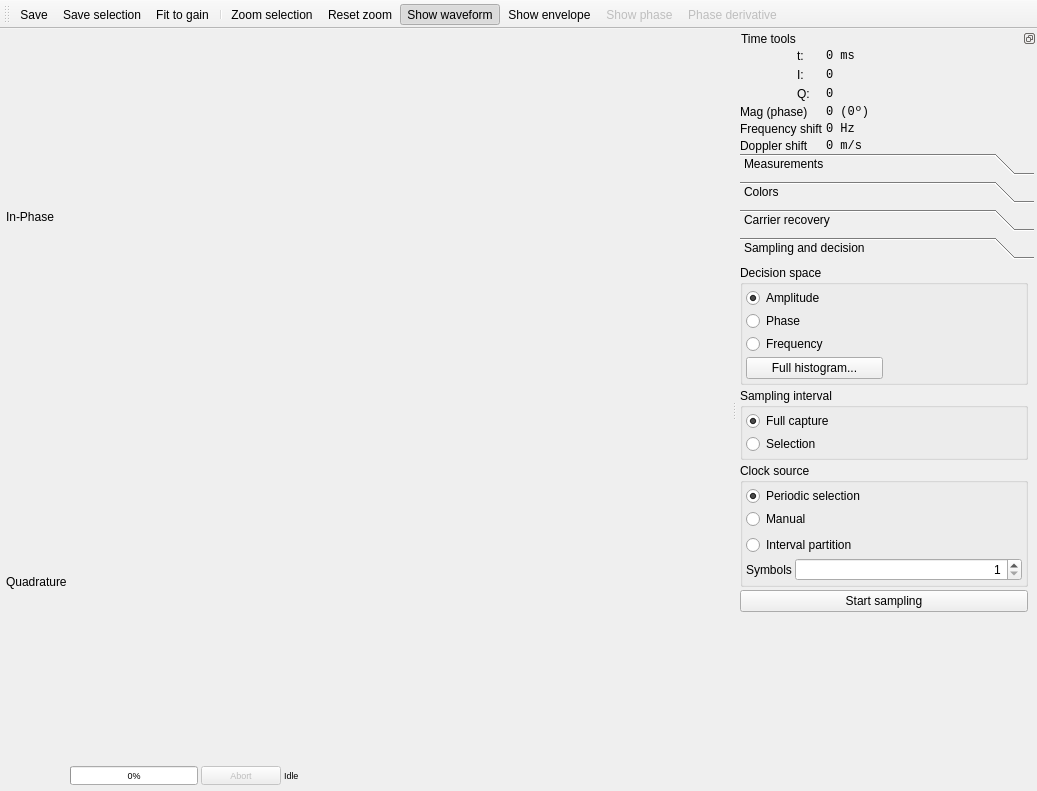
BatchDrake/SigDigger, file ui/TimeWindow.ui: the form before one commit.
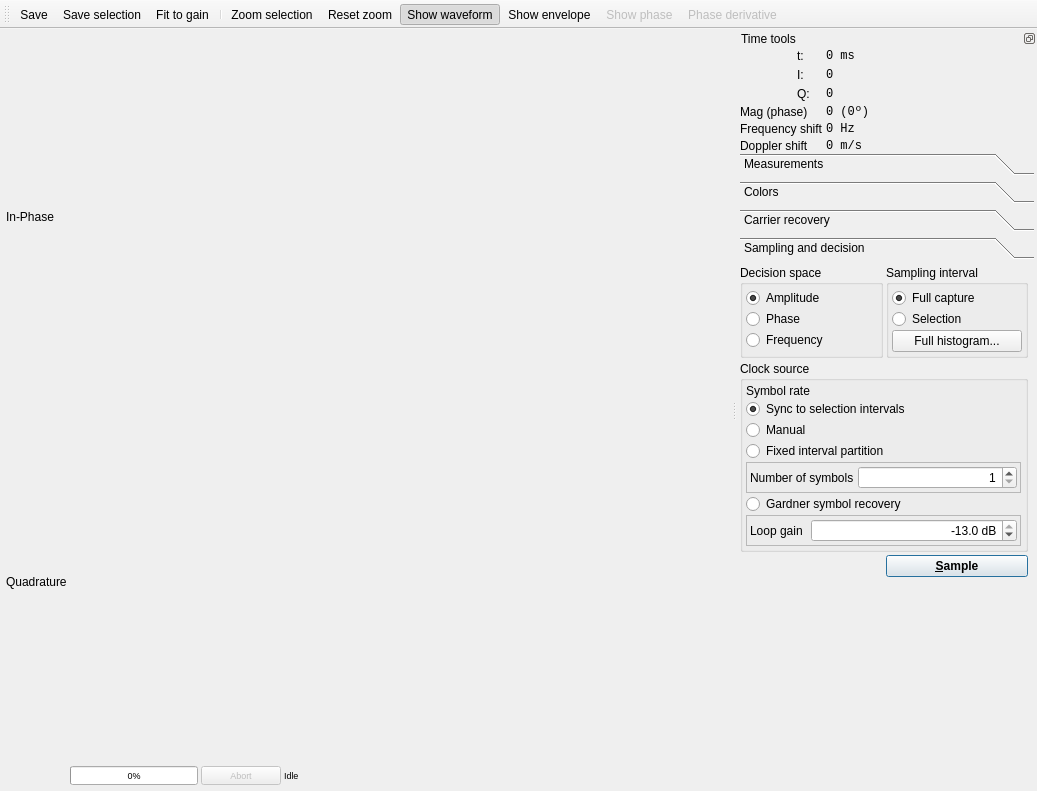
The form after the commit. The open tabs and pages were chosen to show the change. Icons and pictures are not drawn. Custom widgets are drawn as their Qt base class.

Commit message: Implement Gardner clock recovery

The edit to the form file:
```diff
--- a/ui/TimeWindow.ui
+++ b/ui/TimeWindow.ui
@@ -1557,6 +1557,296 @@
              <property name="spacing">
               <number>3</number>
              </property>
+             <item row="2" column="0" colspan="2">
+              <widget class="QGroupBox" name="groupBox_4">
+               <property name="title">
+                <string>Clock source</string>
+               </property>
+               <layout class="QGridLayout" name="gridLayout_12">
+                <property name="leftMargin">
+                 <number>3</number>
+                </property>
+                <property name="topMargin">
+                 <number>3</number>
+                </property>
+                <property name="rightMargin">
+                 <number>3</number>
+                </property>
+                <property name="bottomMargin">
+                 <number>3</number>
+                </property>
+                <property name="spacing">
+                 <number>1</number>
+                </property>
+                <item row="4" column="0" colspan="2">
+                 <widget class="QRadioButton" name="clkPartitionButton">
+                  <property name="text">
+                   <string>Fixed interval partition</string>
+                  </property>
+                  <attribute name="buttonGroup">
+                   <string notr="true">clckSourceBtnGrp</string>
+                  </attribute>
+                 </widget>
+                </item>
+                <item row="2" column="0" colspan="2">
+                 <widget class="QRadioButton" name="clkManualButton">
+                  <property name="text">
+                   <string>Manual</string>
+                  </property>
+                  <attribute name="buttonGroup">
+                   <string notr="true">clckSourceBtnGrp</string>
+                  </attribute>
+                 </widget>
+                </item>
+                <item row="7" column="0">
+                 <widget class="QRadioButton" name="clkGardnerButton">
+                  <property name="text">
+                   <string>Gardner symbol recovery</string>
+                  </property>
+                  <attribute name="buttonGroup">
+                   <string notr="true">clckSourceBtnGrp</string>
+                  </attribute>
+                 </widget>
+                </item>
+                <item row="1" column="0" colspan="2">
+                 <widget class="QRadioButton" name="clkSelectionButton">
+                  <property name="text">
+                   <string>Sync to selection intervals</string>
+                  </property>
+                  <property name="checked">
+                   <bool>true</bool>
+                  </property>
+                  <attribute name="buttonGroup">
+                   <string notr="true">clckSourceBtnGrp</string>
+                  </attribute>
+                 </widget>
+                </item>
+                <item row="5" column="0">
+                 <widget class="QFrame" name="clkPartitionFrame">
+                  <property name="frameShape">
+                   <enum>QFrame::StyledPanel</enum>
+                  </property>
+                  <property name="frameShadow">
+                   <enum>QFrame::Raised</enum>
+                  </property>
+                  <layout class="QGridLayout" name="gridLayout_16">
+                   <property name="leftMargin">
+                    <number>3</number>
+                   </property>
+                   <property name="topMargin">
+                    <number>3</number>
+                   </property>
+                   <property name="rightMargin">
+                    <number>3</number>
+                   </property>
+                   <property name="bottomMargin">
+                    <number>3</number>
+                   </property>
+                   <property name="spacing">
+                    <number>1</number>
+                   </property>
+                   <item row="2" column="1">
+                    <widget class="QSpinBox" name="numSymSpin">
+                     <property name="sizePolicy">
+                      <sizepolicy hsizetype="Expanding" vsizetype="Fixed">
+                       <horstretch>0</horstretch>
+                       <verstretch>0</verstretch>
+                      </sizepolicy>
+                     </property>
+                     <property name="alignment">
+                      <set>Qt::AlignRight|Qt::AlignTrailing|Qt::AlignVCenter</set>
+                     </property>
+                     <property name="minimum">
+                      <number>1</number>
+                     </property>
+                    </widget>
+                   </item>
+                   <item row="2" column="0">
+                    <widget class="QLabel" name="label_28">
+                     <property name="text">
+                      <string>Number of symbols </string>
+                     </property>
+                    </widget>
+                   </item>
+                  </layout>
+                 </widget>
+                </item>
+                <item row="0" column="0">
+                 <widget class="QFrame" name="clkRateFrame">
+                  <property name="frameShape">
+                   <enum>QFrame::NoFrame</enum>
+                  </property>
+                  <property name="frameShadow">
+                   <enum>QFrame::Raised</enum>
+                  </property>
+                  <layout class="QGridLayout" name="gridLayout_15">
+                   <property name="leftMargin">
+                    <number>0</number>
+                   </property>
+                   <property name="topMargin">
+                    <number>0</number>
+                   </property>
+                   <property name="rightMargin">
+                    <number>0</number>
+                   </property>
+                   <property name="bottomMargin">
+                    <number>0</number>
+                   </property>
+                   <property name="spacing">
+                    <number>1</number>
+                   </property>
+                   <item row="0" column="1">
+                    <widget class="FrequencySpinBox" name="baudSpin">
+                     <property name="sizePolicy">
+                      <sizepolicy hsizetype="Expanding" vsizetype="Preferred">
+                       <horstretch>0</horstretch>
+                       <verstretch>0</verstretch>
+                      </sizepolicy>
+                     </property>
+                    </widget>
+                   </item>
+                   <item row="0" column="0">
+                    <widget class="QLabel" name="label_31">
+                     <property name="text">
+                      <string>Symbol rate </string>
+                     </property>
+                    </widget>
+                   </item>
+                  </layout>
+                 </widget>
+                </item>
+                <item row="8" column="0">
+                 <widget class="QFrame" name="clkGardnerFrame">
+                  <property name="frameShape">
+                   <enum>QFrame::StyledPanel</enum>
+                  </property>
+                  <property name="frameShadow">
+                   <enum>QFrame::Raised</enum>
+                  </property>
+                  <layout class="QGridLayout" name="gridLayout_17">
+                   <property name="leftMargin">
+                    <number>3</number>
+                   </property>
+                   <property name="topMargin">
+                    <number>3</number>
+                   </property>
+                   <property name="rightMargin">
+                    <number>3</number>
+                   </property>
+                   <property name="bottomMargin">
+                    <number>3</number>
+                   </property>
+                   <property name="spacing">
+                    <number>1</number>
+                   </property>
+                   <item row="0" column="1">
+                    <widget class="QDoubleSpinBox" name="clkGardnerLoopGain">
+                     <property name="sizePolicy">
+                      <sizepolicy hsizetype="Expanding" vsizetype="Fixed">
+                       <horstretch>0</horstretch>
+                       <verstretch>0</verstretch>
+                      </sizepolicy>
+                     </property>
+                     <property name="alignment">
+                      <set>Qt::AlignRight|Qt::AlignTrailing|Qt::AlignVCenter</set>
+                     </property>
+                     <property name="suffix">
+                      <string> dB</string>
+                     </property>
+                     <property name="decimals">
+                      <number>1</number>
+                     </property>
+                     <property name="minimum">
+                      <double>-120.000000000000000</double>
+                     </property>
+                     <property name="maximum">
+                      <double>-13.000000000000000</double>
+                     </property>
+                    </widget>
+                   </item>
+                   <item row="0" column="0">
+                    <widget class="QLabel" name="label_33">
+                     <property name="text">
+                      <string>Loop gain  </string>
+                     </property>
+                    </widget>
+                   </item>
+                  </layout>
+                 </widget>
+                </item>
+               </layout>
+              </widget>
+             </item>
+             <item row="3" column="1">
+              <widget class="QPushButton" name="startSamplinButton">
+               <property name="font">
+                <font>
+                 <weight>75</weight>
+                 <bold>true</bold>
+                </font>
+               </property>
+               <property name="text">
+                <string>&amp;Sample</string>
+               </property>
+               <property name="default">
+                <bool>true</bool>
+               </property>
+              </widget>
+             </item>
+             <item row="0" column="1">
+              <widget class="QGroupBox" name="groupBox_3">
+               <property name="title">
+                <string>Sampling interval</string>
+               </property>
+               <layout class="QGridLayout" name="gridLayout_11">
+                <property name="leftMargin">
+                 <number>3</number>
+                </property>
+                <property name="topMargin">
+                 <number>3</number>
+                </property>
+                <property name="rightMargin">
+                 <number>3</number>
+                </property>
+                <property name="bottomMargin">
+                 <number>3</number>
+                </property>
+                <property name="spacing">
+                 <number>1</number>
+                </property>
+                <item row="0" column="0">
+                 <widget class="QRadioButton" name="intFullButton">
+                  <property name="text">
+                   <string>Full capture</string>
+                  </property>
+                  <property name="checked">
+                   <bool>true</bool>
+                  </property>
+                  <attribute name="buttonGroup">
+                   <string notr="true">intervalButtonGrp</string>
+                  </attribute>
+                 </widget>
+                </item>
+                <item row="1" column="0">
+                 <widget class="QRadioButton" name="intSelectionButton">
+                  <property name="text">
+                   <string>Selection</string>
+                  </property>
+                  <attribute name="buttonGroup">
+                   <string notr="true">intervalButtonGrp</string>
+                  </attribute>
+                 </widget>
+                </item>
+                <item row="2" column="0">
+                 <widget class="QPushButton" name="showHistogramButton">
+                  <property name="text">
+                   <string>Full histogram...</string>
+                  </property>
+                 </widget>
+                </item>
+               </layout>
+              </widget>
+             </item>
              <item row="0" column="0">
               <widget class="QGroupBox" name="groupBox_2">
                <property name="title">
@@ -1576,7 +1866,7 @@
                  <number>3</number>
                 </property>
                 <property name="spacing">
-                 <number>3</number>
+                 <number>1</number>
                 </property>
                 <item row="0" column="0" colspan="2">
                  <widget class="QRadioButton" name="decAmplitudeButton">
@@ -1611,17 +1901,10 @@
                   </attribute>
                  </widget>
                 </item>
-                <item row="4" column="0">
-                 <widget class="QPushButton" name="showHistogramButton">
-                  <property name="text">
-                   <string>Full histogram...</string>
-                  </property>
-                 </widget>
-                </item>
                </layout>
               </widget>
              </item>
-             <item row="18" column="0">
+             <item row="20" column="0">
               <spacer name="verticalSpacer_4">
                <property name="orientation">
                 <enum>Qt::Vertical</enum>
@@ -1634,143 +1917,6 @@
                </property>
               </spacer>
              </item>
-             <item row="1" column="0">
-              <widget class="QGroupBox" name="groupBox_3">
-               <property name="title">
-                <string>Sampling interval</string>
-               </property>
-               <layout class="QGridLayout" name="gridLayout_11">
-                <property name="leftMargin">
-                 <number>3</number>
-                </property>
-                <property name="topMargin">
-                 <number>3</number>
-                </property>
-                <property name="rightMargin">
-                 <number>3</number>
-                </property>
-                <property name="bottomMargin">
-                 <number>3</number>
-                </property>
-                <property name="spacing">
-                 <number>3</number>
-                </property>
-                <item row="0" column="0">
-                 <widget class="QRadioButton" name="intFullButton">
-                  <property name="text">
-                   <string>Full capture</string>
-                  </property>
-                  <property name="checked">
-                   <bool>true</bool>
-                  </property>
-                  <attribute name="buttonGroup">
-                   <string notr="true">buttonGroup_2</string>
-                  </attribute>
-                 </widget>
-                </item>
-                <item row="1" column="0">
-                 <widget class="QRadioButton" name="intSelectionButton">
-                  <property name="text">
-                   <string>Selection</string>
-                  </property>
-                  <attribute name="buttonGroup">
-                   <string notr="true">buttonGroup_2</string>
-                  </attribute>
-                 </widget>
-                </item>
-               </layout>
-              </widget>
-             </item>
-             <item row="2" column="0">
-              <widget class="QGroupBox" name="groupBox_4">
-               <property name="title">
-                <string>Clock source</string>
-               </property>
-               <layout class="QGridLayout" name="gridLayout_12">
-                <property name="leftMargin">
-                 <number>3</number>
-                </property>
-                <property name="topMargin">
-                 <number>3</number>
-                </property>
-                <property name="rightMargin">
-                 <number>3</number>
-                </property>
-                <property name="bottomMargin">
-                 <number>3</number>
-                </property>
-                <property name="spacing">
-                 <number>3</number>
-                </property>
-                <item row="4" column="0">
-                 <widget class="QLabel" name="label_28">
-                  <property name="text">
-                   <string>Symbols</string>
-                  </property>
-                 </widget>
-                </item>
-                <item row="4" column="1">
-                 <widget class="QSpinBox" name="numSymSpin">
-                  <property name="sizePolicy">
-                   <sizepolicy hsizetype="Expanding" vsizetype="Fixed">
-                    <horstretch>0</horstretch>
-                    <verstretch>0</verstretch>
-                   </sizepolicy>
-                  </property>
-                  <property name="alignment">
-                   <set>Qt::AlignRight|Qt::AlignTrailing|Qt::AlignVCenter</set>
-                  </property>
-                  <property name="minimum">
-                   <number>1</number>
-                  </property>
-                 </widget>
-                </item>
-                <item row="3" column="0" colspan="2">
-                 <widget class="QRadioButton" name="clkPartitionButton">
-                  <property name="text">
-                   <string>Interval partition</string>
-                  </property>
-                  <attribute name="buttonGroup">
-                   <string notr="true">buttonGroup_3</string>
-                  </attribute>
-                 </widget>
-                </item>
-                <item row="2" column="0" colspan="2">
-                 <widget class="FrequencySpinBox" name="baudSpin"/>
-                </item>
-                <item row="1" column="0" colspan="2">
-                 <widget class="QRadioButton" name="clkManualButton">
-                  <property name="text">
-                   <string>Manual</string>
-                  </property>
-                  <attribute name="buttonGroup">
-                   <string notr="true">buttonGroup_3</string>
-                  </attribute>
-                 </widget>
-                </item>
-                <item row="0" column="0" colspan="2">
-                 <widget class="QRadioButton" name="clkSelectionButton">
-                  <property name="text">
-                   <string>Periodic selection</string>
-                  </property>
-                  <property name="checked">
-                   <bool>true</bool>
-                  </property>
-                  <attribute name="buttonGroup">
-                   <string notr="true">buttonGroup_3</string>
-                  </attribute>
-                 </widget>
-                </item>
-               </layout>
-              </widget>
-             </item>
-             <item row="11" column="0">
-              <widget class="QPushButton" name="startSamplinButton">
-               <property name="text">
-                <string>Start sampling</string>
-               </property>
-              </widget>
-             </item>
             </layout>
            </widget>
           </widget>
```
Left out of the diff: 14 changed lines with no effect on the pictures. The commit also changes 5 other files.
